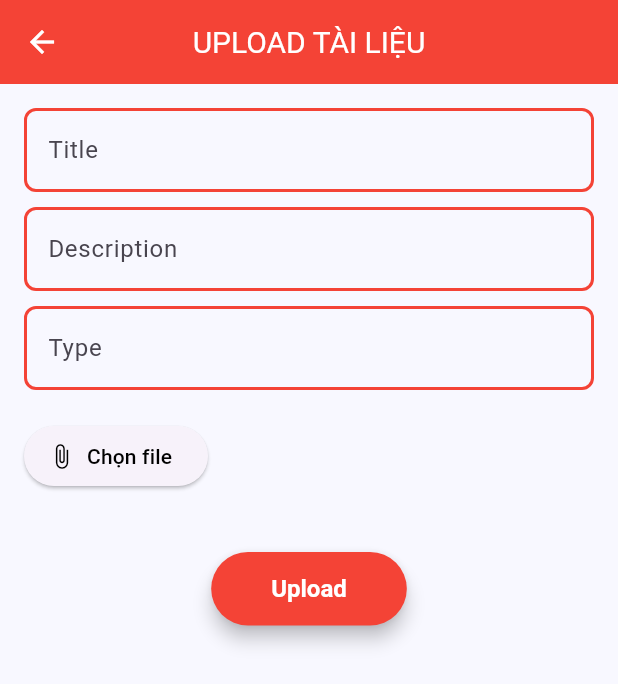
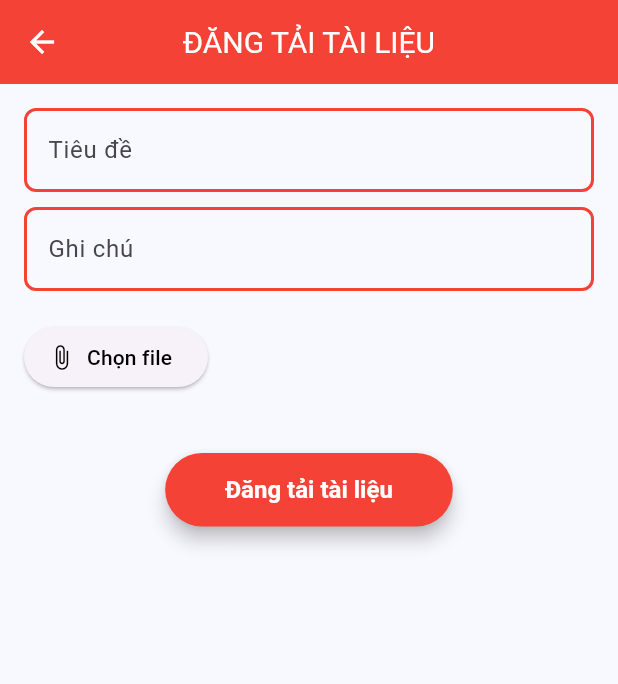
Before and after one commit to huulamthcsyl/IT4788-20241, a Flutter app: the ClassMaterialUploadFilePage screen opened directly, on a phone screen of 412 x 824 dp. Shown: the top 684 px of the screen. Run offline on Flutter 3.47's test engine with Material 3 defaults, Android fonts, the phone set to English and light mode, and no system bars; our stand-ins replace device_info_plus, file_picker, firebase_core, firebase_messaging, flutter_secure_storage, fluttertoast and 5 more; missing offline and left inert: dart:ffi, stomp_dart_client; accounts and stored records are empty; network calls fail; statements that could not run were skipped.

Commit message:
Fix upload material

```diff
--- a/lib/class_material/viewmodels/class_material_viewmodels.dart
+++ b/lib/class_material/viewmodels/class_material_viewmodels.dart
@@ -1,5 +1,5 @@
 import 'dart:io';
-
+import 'package:path/path.dart' as path;
 import 'package:it4788_20241/class_another_function/views/class_function_view.dart';
 import 'package:it4788_20241/class_assignment/views/assignment_list_view.dart';
 import 'package:it4788_20241/class_material/models/class_material_model.dart';
@@ -104,7 +104,7 @@ class ClassMaterialViewModel extends ChangeNotifier {
           classId: classData.classId,
           title: title,
           description: description,
-          materialType: materialType,
+          materialType: path.extension(filePath).toUpperCase(),
           file: File(filePath));
       await getClassMaterials(classData.classId);
     } catch (e) {
@@ -157,7 +157,7 @@ class ClassMaterialViewModel extends ChangeNotifier {
         materialId: old_material_id,
         title: title,
         description: description,
-        materialType: materialType,
+        materialType: path.extension(filePath).toUpperCase(),
         file: File(filePath),
       );
       await getClassMaterials(classData.classId);
--- a/lib/class_material/views/class_material_upload_view.dart
+++ b/lib/class_material/views/class_material_upload_view.dart
@@ -24,7 +24,7 @@ class _ClassMaterialUploadFileState extends State<ClassMaterialUploadFilePage> {
     return Scaffold(
       appBar: AppBar(
         title: Text(
-          'UPLOAD TÀI LIỆU',
+          'ĐĂNG TẢI TÀI LIỆU',
           style: const TextStyle(
               color: Colors.white,
               fontSize: 20,
@@ -53,7 +53,7 @@ class _ClassMaterialUploadFileState extends State<ClassMaterialUploadFilePage> {
               TextField(
                 controller: viewModel.titleController,
                 decoration: InputDecoration(
-                  labelText: 'Title',
+                  labelText: 'Tiêu đề',
                   border: OutlineInputBorder(
                     borderRadius: BorderRadius.circular(8.0),
                     borderSide: BorderSide(color: Colors.red, width: 2.0),
@@ -72,7 +72,7 @@ class _ClassMaterialUploadFileState extends State<ClassMaterialUploadFilePage> {
               TextField(
                   controller: viewModel.descriptionController,
                   decoration: InputDecoration(
-                    labelText: 'Description',
+                    labelText: 'Ghi chú',
                     border: OutlineInputBorder(
                       borderRadius: BorderRadius.circular(8.0),
                       borderSide: BorderSide(color: Colors.red, width: 2.0),
@@ -86,25 +86,6 @@ class _ClassMaterialUploadFileState extends State<ClassMaterialUploadFilePage> {
                       borderSide: BorderSide(color: Colors.red, width: 2.0),
                     ),
                   )),
-              SizedBox(height: 10),
-              TextField(
-                controller: viewModel.materialTypeController,
-                decoration: InputDecoration(
-                  labelText: 'Type',
-                  border: OutlineInputBorder(
-                    borderRadius: BorderRadius.circular(8.0),
-                    borderSide: BorderSide(color: Colors.red, width: 2.0),
-                  ),
-                  focusedBorder: OutlineInputBorder(
-                    borderRadius: BorderRadius.circular(8.0),
-                    borderSide: BorderSide(color: Colors.red, width: 2.0),
-                  ),
-                  enabledBorder: OutlineInputBorder(
-                    borderRadius: BorderRadius.circular(8.0),
-                    borderSide: BorderSide(color: Colors.red, width: 2.0),
-                  ),
-                ),
-              ),
               SizedBox(height: 20),
               ElevatedButton.icon(
                 icon: Icon(Icons.attach_file, color: Colors.black,),
@@ -152,7 +133,7 @@ class _ClassMaterialUploadFileState extends State<ClassMaterialUploadFilePage> {
                   ),
                   child: viewModel.isUploading
                       ? CircularProgressIndicator(color: Colors.white)
-                      : Text('Upload'),
+                      : Text('Đăng tải tài liệu'),
                 ),
               ),
               if (viewModel.isUploading)
```
Also changed, not shown: lib/utils/get_material_icon.dart (+19 -7 lines), assets/img/image_icon.png (added).
